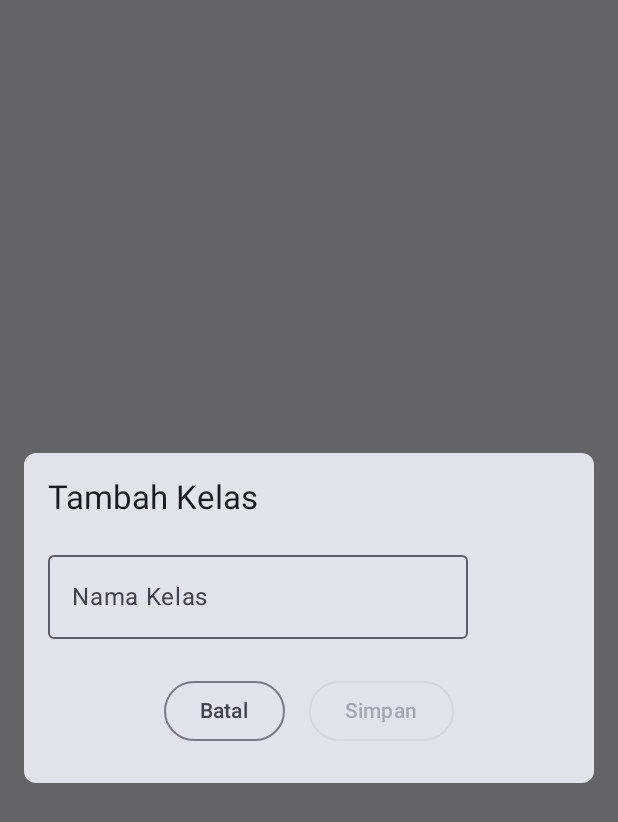
After one commit to febrinomahardiva/mobile-programming-compose-2, an Android app built with Jetpack Compose: the composable KelasDialog shown on its own in the app's theme, on a phone screen of 412 x 824 dp. The commit adds this screen. Shown: the top 822 px of the screen. Run offline under Robolectric (Android 15) with nearby library versions, the phone set to English and light mode, and no system bars; our stand-ins replace Firebase (no records; nobody signed in at launch, a user with empty details on screens opened directly).

Commit message:
3.1.Membuat dialog tambah kelas

```diff
--- /dev/null
+++ b/app/src/main/java/org/febrinomahardiva/mobileprogrammingcompose2/ui/screen/main/KelasDialog.kt
@@ -0,0 +1,89 @@
+package org.febrinomahardiva.mobileprogrammingcompose2.ui.screen.main
+
+import android.content.res.Configuration
+import androidx.compose.foundation.layout.Arrangement
+import androidx.compose.foundation.layout.Column
+import androidx.compose.foundation.layout.Row
+import androidx.compose.foundation.layout.fillMaxWidth
+import androidx.compose.foundation.layout.padding
+import androidx.compose.foundation.shape.RoundedCornerShape
+import androidx.compose.foundation.text.KeyboardOptions
+import androidx.compose.material3.Card
+import androidx.compose.material3.MaterialTheme
+import androidx.compose.material3.OutlinedButton
+import androidx.compose.material3.OutlinedTextField
+import androidx.compose.material3.Text
+import androidx.compose.runtime.Composable
+import androidx.compose.runtime.getValue
+import androidx.compose.runtime.mutableStateOf
+import androidx.compose.runtime.remember
+import androidx.compose.runtime.setValue
+import androidx.compose.ui.Modifier
+import androidx.compose.ui.res.stringResource
+import androidx.compose.ui.text.input.ImeAction
+import androidx.compose.ui.text.input.KeyboardCapitalization
+import androidx.compose.ui.tooling.preview.Preview
+import androidx.compose.ui.unit.dp
+import androidx.compose.ui.window.Dialog
+import org.febrinomahardiva.mobileprogrammingcompose2.R
+import org.febrinomahardiva.mobileprogrammingcompose2.ui.theme.MobileProgrammingCompose2Theme
+
+@Composable
+fun KelasDialog(
+    onDismissRequest: () -> Unit,
+    onConfirmation: (String) -> Unit
+) {
+    var kelas by remember { mutableStateOf("") }
+
+    Dialog(onDismissRequest = { onDismissRequest() }) {
+        Card(
+            modifier = Modifier.padding(16.dp),
+            shape = RoundedCornerShape(8.dp)
+        ) {
+            Column(modifier = Modifier.padding(16.dp)) {
+                Text(
+                    text = stringResource(R.string.tambah_kelas),
+                    style = MaterialTheme.typography.titleLarge
+                )
+                OutlinedTextField(
+                    value = kelas,
+                    onValueChange = { kelas = it },
+                    label = { Text(text = stringResource(id = R.string.kelas)) },
+                    maxLines = 1,
+                    keyboardOptions = KeyboardOptions(
+                        capitalization = KeyboardCapitalization.Characters,
+                        imeAction = ImeAction.Done
+                    ),
+                    modifier = Modifier.padding(top = 16.dp)
+                )
+                Row(
+                    modifier = Modifier.fillMaxWidth().padding(top = 16.dp),
+                    horizontalArrangement = Arrangement.Center
+                ) {
+                    OutlinedButton(
+                        onClick = { onDismissRequest() },
+                        modifier = Modifier.padding(8.dp)
+                    ) {
+                        Text(text = stringResource(id = R.string.batal))
+                    }
+                    OutlinedButton(
+                        onClick = { onConfirmation(kelas) },
+                        enabled = kelas.isNotEmpty(),
+                        modifier = Modifier.padding(8.dp)
+                    ) {
+                        Text(text = stringResource(id = R.string.simpan))
+                    }
+                }
+            }
+        }
+    }
+}
+
+@Preview(showBackground = true)
+@Preview(uiMode = Configuration.UI_MODE_NIGHT_YES, showBackground = true)
+@Composable
+fun KelasDialogPreview() {
+    MobileProgrammingCompose2Theme {
+        KelasDialog({}, {})
+    }
+}
--- a/app/src/main/res/values/strings.xml
+++ b/app/src/main/res/values/strings.xml
@@ -1,3 +1,7 @@
 <resources>
     <string name="app_name">Mobpro 2</string>
+    <string name="tambah_kelas">Tambah Kelas</string>
+    <string name="kelas">Nama Kelas</string>
+    <string name="simpan">Simpan</string>
+    <string name="batal">Batal</string>
 </resources>
```
Also changed, not shown: app/src/main/java/org/febrinomahardiva/mobileprogrammingcompose2/ui/screen/main/MainScreen.kt (+27 -1 lines).
